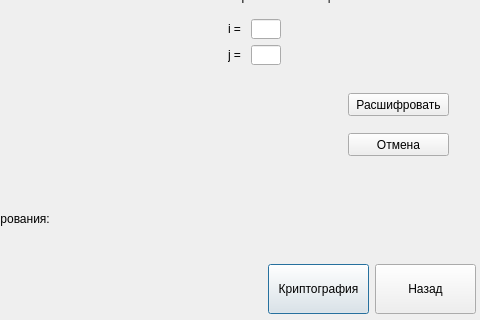
The window that interception.ui (shm0nya/Lipilin-s-game) describes before a commit, drawn with Qt 5; both pictures show x 292 to 772 and y 147 to 467 of the 772 by 467 pixel window.
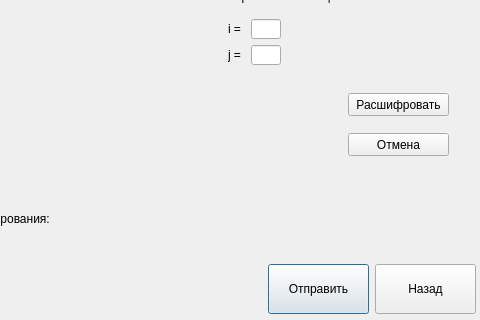
The same window after the commit.

Commit message:
недееспособные кнопки
записаны в основной код

```diff
--- a/interception.ui
+++ b/interception.ui
@@ -415,7 +415,7 @@
        </size>
       </property>
       <property name="text">
-       <string>Криптография</string>
+       <string>Отправить</string>
       </property>
      </widget>
     </item>
```
Left out of the diff: 4 changed lines with no effect on the pictures. The commit also changes 5 other files.
